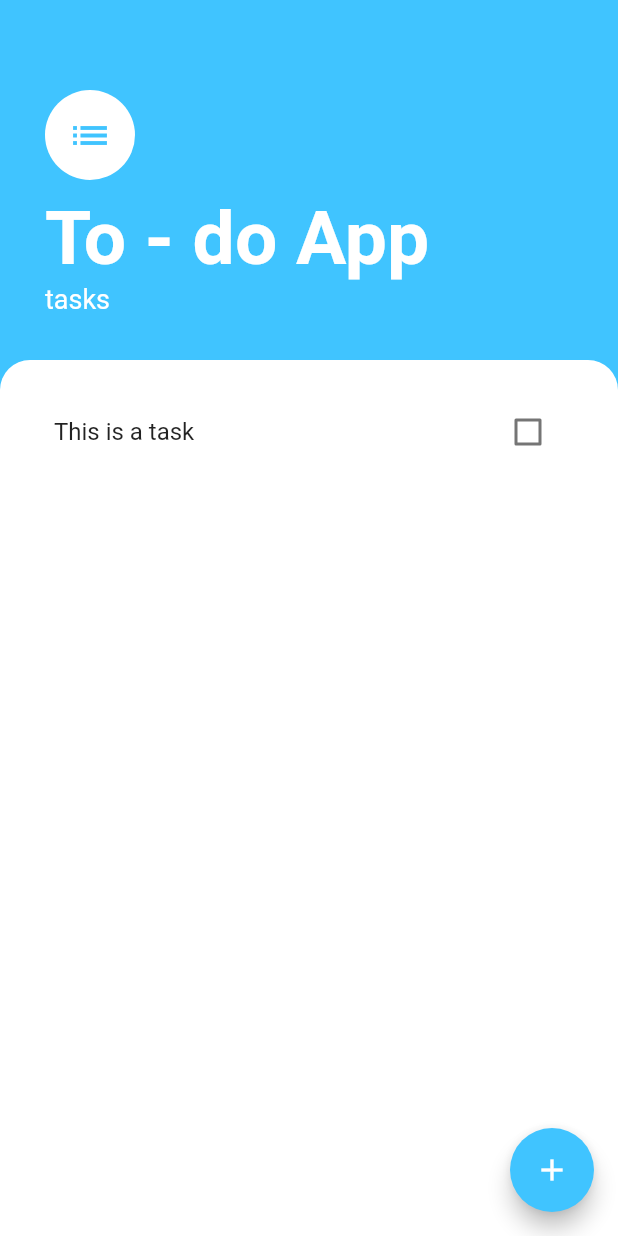
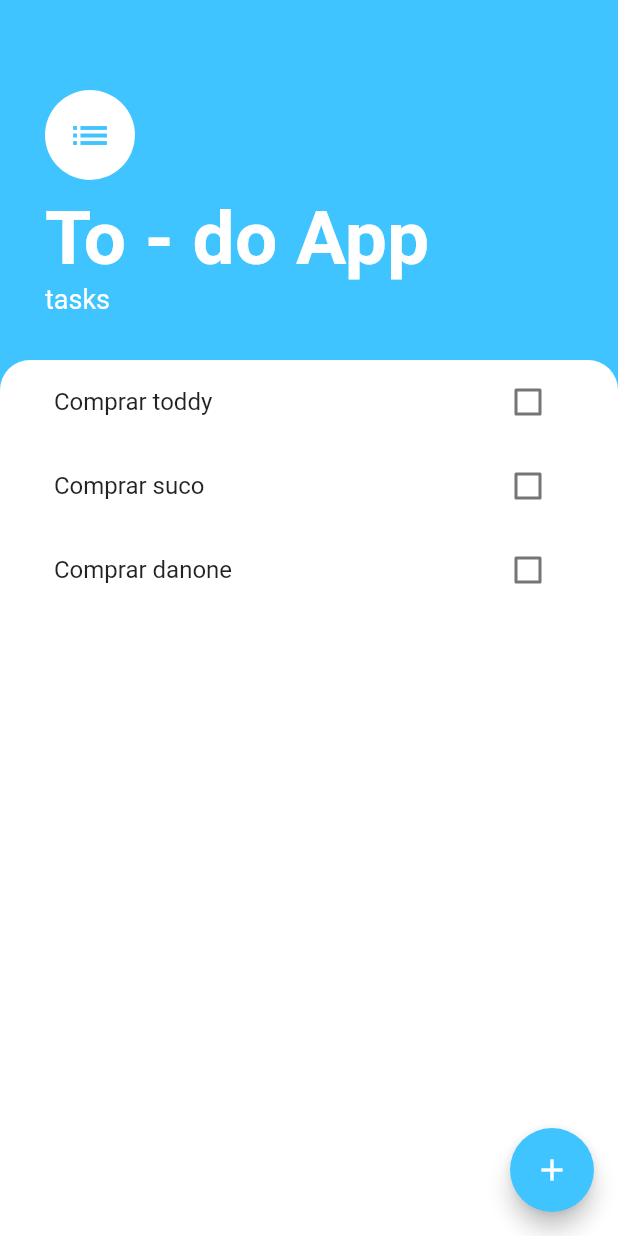
Before and after one commit to DanHausen/todo_webmobileapp_flutter, a Flutter app: the screen it shows after launch, on a phone screen of 412 x 824 dp. Run offline on Flutter 3.47's test engine with Material 2 defaults, Android fonts, the phone set to English and light mode, and no system bars.

Commit message:
ListViewBuilder

```diff
--- /dev/null
+++ b/lib/models/task.dart
@@ -0,0 +1,10 @@
+class Task {
+  final String name;
+  bool isDone;
+
+  Task({required this.name, this.isDone = false});
+
+  void toggleDone() {
+    isDone = !isDone;
+  }
+}
--- a/lib/widgets/tasks_list.dart
+++ b/lib/widgets/tasks_list.dart
@@ -1,14 +1,36 @@
 import 'package:flutter/material.dart';
 import 'package:todo_webmobileapp_flutter/widgets/tasks_tile.dart';
+import 'package:todo_webmobileapp_flutter/models/task.dart';
 
-class TasksList extends StatelessWidget {
+class TasksList extends StatefulWidget {
+  @override
+  _TasksListState createState() => _TasksListState();
+}
+
+class _TasksListState extends State<TasksList> {
+  List<Task> tasks = [
+    Task(name: "Comprar toddy"),
+    Task(name: "Comprar suco"),
+    Task(name: "Comprar danone"),
+  ];
+
   @override
   Widget build(BuildContext context) {
-    return ListView(
-      children: [
-        SizedBox(height: 20),
-        TasksTile(),
-      ],
+    return ListView.builder(
+      itemBuilder: (context, index) {
+        return TasksTile(
+          taskTitle: tasks[index].name,
+          isChecked: tasks[index].isDone,
+          checkboxCallback: (bool? checkboxState) {
+            setState(
+              () {
+                tasks[index].toggleDone();
+              },
+            );
+          },
+        );
+      },
+      itemCount: tasks.length,
     );
   }
 }
--- a/lib/widgets/tasks_tile.dart
+++ b/lib/widgets/tasks_tile.dart
@@ -1,46 +1,27 @@
 import 'package:flutter/material.dart';
 
-class TasksTile extends StatefulWidget {
-  @override
-  _TasksTileState createState() => _TasksTileState();
-}
+class TasksTile extends StatelessWidget {
+  final bool isChecked;
+  final String taskTitle;
+  final Function(bool?) checkboxCallback;
 
-class _TasksTileState extends State<TasksTile> {
-  bool isChecked = false;
-
-  void checkboxCallback(bool? checkboxState) {
-    setState(() {
-      isChecked = checkboxState!;
-    });
-  }
+  TasksTile(
+      {required this.isChecked,
+      required this.taskTitle,
+      required this.checkboxCallback});
 
   @override
   Widget build(BuildContext context) {
     return ListTile(
-      title: Text('This is a task',
+      title: Text(taskTitle,
           style: TextStyle(
             decoration: isChecked ? TextDecoration.lineThrough : null,
           )),
-      trailing: TaskCheckbox(
-        isChecked,
-        checkboxCallback,
+      trailing: Checkbox(
+        activeColor: Colors.lightBlueAccent,
+        value: isChecked,
+        onChanged: checkboxCallback,
       ),
     );
   }
 }
-
-class TaskCheckbox extends StatelessWidget {
-  TaskCheckbox(this.checkboxState, this.toggleCheckboxState);
-
-  final bool checkboxState;
-  final Function(bool?) toggleCheckboxState;
-
-  @override
-  Widget build(BuildContext context) {
-    return Checkbox(
-      activeColor: Colors.lightBlueAccent,
-      value: checkboxState,
-      onChanged: toggleCheckboxState,
-    );
-  }
-}
```
